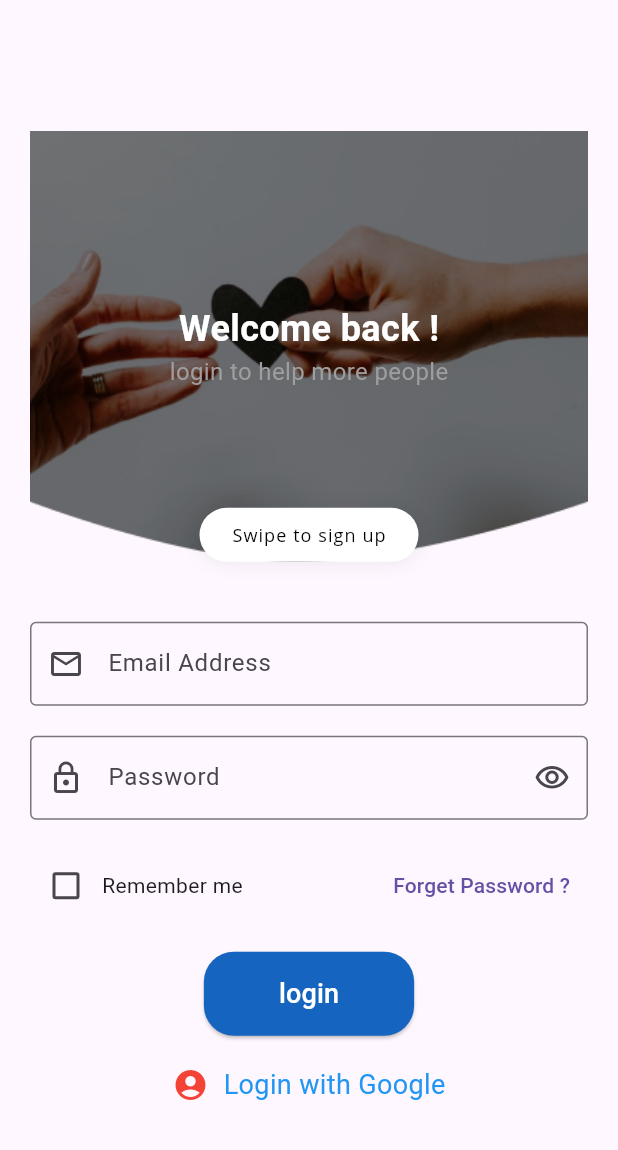
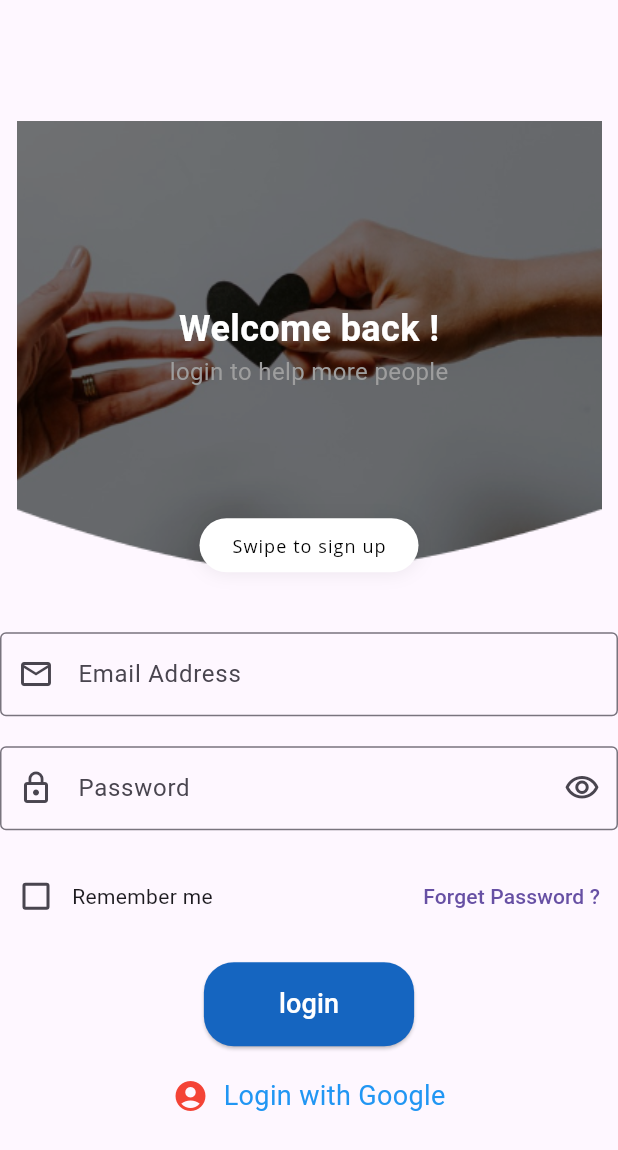
Before and after one commit to ziad-ezzat/Khayyer_Front, a Flutter app: the LoginScreen screen opened directly, on a phone screen of 412 x 824 dp. Shown: the top 1150 px of the screen. Run offline on Flutter 3.47's test engine with Material 3 defaults, Android fonts, the light colour scheme and no system bars; Roboto replaces fonts that are missing (Open Sans).

Commit message:
edit in login page

```diff
--- a/lib/Login_Screen.dart
+++ b/lib/Login_Screen.dart
@@ -19,9 +19,7 @@ class _LoginScreenState extends State<LoginScreen> {
   @override
   Widget build(BuildContext context) {
     return Scaffold(
-        body: Padding(
-          padding: const EdgeInsets.all(20.0),
-          child: Center(
+        body: Center(
           child: SingleChildScrollView(
             child: Form(
               key: formKey,
@@ -196,7 +194,6 @@ class _LoginScreenState extends State<LoginScreen> {
               ),
             ),
           ),
-          ),
         ));
   }
 }
--- a/lib/main.dart
+++ b/lib/main.dart
@@ -13,7 +13,7 @@ class MyApp extends StatelessWidget {
   @override
   Widget build(BuildContext context) {
     return MaterialApp(
-      home: OnboardingScreen(),
+      home: LoginScreen(),
       debugShowCheckedModeBanner: false,
     );
   }
```
Lines whose indentation alone changed are shown as unchanged.
